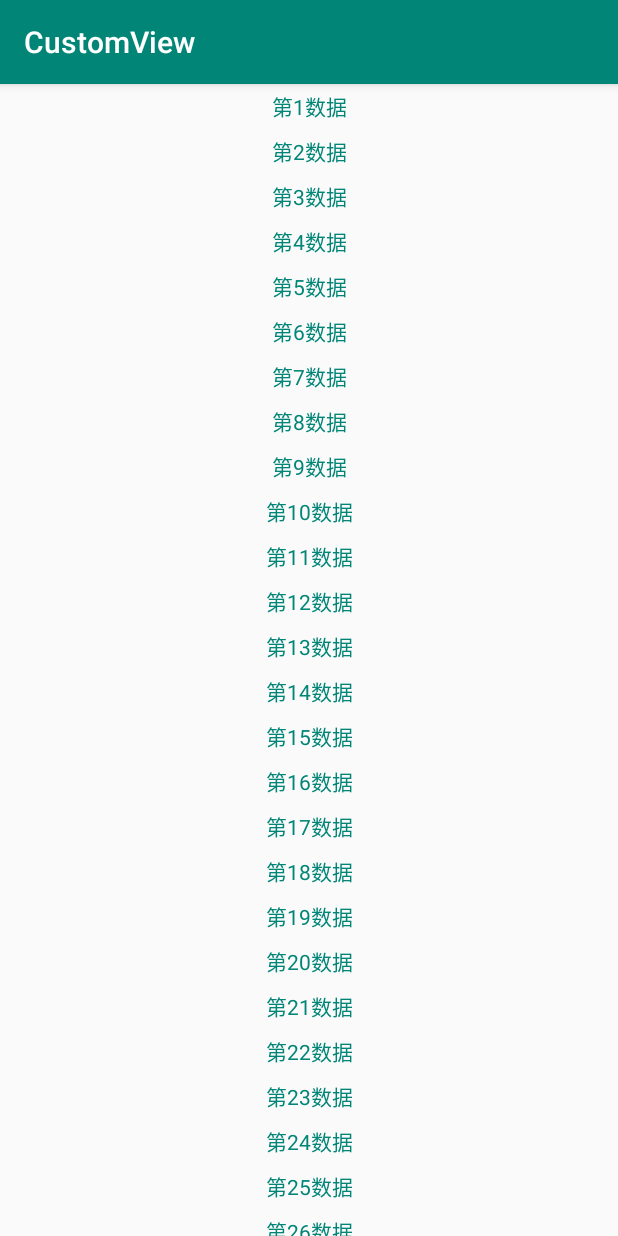
After one commit to lixiaodong0/CustomView, an Android app: the LayoutManagerDemoActivity screen opened directly, with no data from a screen before it, on a phone screen of 412 x 824 dp. The commit adds this screen. Run offline under Robolectric (Android 15) with nearby library versions, the phone set to English and light mode, and no system bars.

Commit message:
自定义LayoutManager

```diff
--- a/app/src/main/AndroidManifest.xml
+++ b/app/src/main/AndroidManifest.xml
@@ -10,6 +10,8 @@
         android:roundIcon="@mipmap/ic_launcher_round"
         android:supportsRtl="true"
         android:theme="@style/AppTheme">
+        <activity android:name=".recyclerview.layoutmanager.LayoutManagerDemoActivity">
+        </activity>
         <activity android:name=".recyclerview.decoration.logistics.LogisticsDecorationActivity">
         </activity>
         <activity android:name=".recyclerview.decoration.base.BaseDecorationActivity">
--- a/app/src/main/java/com/lixd/costom/view/recyclerview/RecyclerViewDemoActivity.java
+++ b/app/src/main/java/com/lixd/costom/view/recyclerview/RecyclerViewDemoActivity.java
@@ -7,6 +7,7 @@ import android.view.View;
 
 import com.lixd.costom.view.R;
 import com.lixd.costom.view.recyclerview.decoration.ItemDecorationDemoActivity;
+import com.lixd.costom.view.recyclerview.layoutmanager.LayoutManagerDemoActivity;
 
 public class RecyclerViewDemoActivity extends AppCompatActivity {
 
@@ -19,4 +20,8 @@ public class RecyclerViewDemoActivity extends AppCompatActivity {
     public void onItemDecorationActivity(View v) {
         startActivity(new Intent(this, ItemDecorationDemoActivity.class));
     }
+
+    public void onItemLayoutManagerActivity(View v) {
+        startActivity(new Intent(this, LayoutManagerDemoActivity.class));
+    }
 }
--- a/app/src/main/java/com/lixd/costom/view/recyclerview/decoration/base/TestAdapter.java
+++ b/app/src/main/java/com/lixd/costom/view/recyclerview/adapter/TestAdapter.java
@@ -1,4 +1,4 @@
-package com.lixd.costom.view.recyclerview.decoration.base;
+package com.lixd.costom.view.recyclerview.adapter;
 
 import android.content.Context;
 import android.support.annotation.NonNull;
--- a/app/src/main/java/com/lixd/costom/view/recyclerview/decoration/base/BaseDecorationActivity.java
+++ b/app/src/main/java/com/lixd/costom/view/recyclerview/decoration/base/BaseDecorationActivity.java
@@ -6,6 +6,7 @@ import android.support.v7.widget.LinearLayoutManager;
 import android.support.v7.widget.RecyclerView;
 
 import com.lixd.costom.view.R;
+import com.lixd.costom.view.recyclerview.adapter.TestAdapter;
 
 import java.util.ArrayList;
 import java.util.List;
--- /dev/null
+++ b/app/src/main/java/com/lixd/costom/view/recyclerview/layoutmanager/CustomLayoutManager.java
@@ -0,0 +1,64 @@
+package com.lixd.costom.view.recyclerview.layoutmanager;
+
+import android.support.v7.widget.RecyclerView;
+import android.util.Log;
+import android.view.View;
+
+public class CustomLayoutManager extends RecyclerView.LayoutManager {
+
+    @Override
+    public void onLayoutChildren(RecyclerView.Recycler recycler, RecyclerView.State state) {
+        int itemCount = getItemCount();
+        int top = 0;
+        for (int i = 0; i < itemCount; i++) {
+            View child = recycler.getViewForPosition(i);
+            addView(child);
+            measureChildWithMargins(child, 0, 0);
+            int measuredWidth = getDecoratedMeasuredWidth(child);
+            int measuredHeight = getDecoratedMeasuredHeight(child);
+            layoutDecorated(child, 0, top, measuredWidth, top + measuredHeight);
+            top += measuredHeight;
+        }
+        //Math.max(top, getVerticalSpace()); 子控件总高度 跟 RecyclerView的高度相比较 取最大值
+        totalHeight = Math.max(top, getVerticalSpace());
+    }
+
+    private int getVerticalSpace() {
+        return getHeight() - getPaddingBottom() - getPaddingTop();
+    }
+
+    @Override
+    public boolean canScrollVertically() {
+        return true;
+    }
+
+    private int totalScrollHeight;
+
+    private int totalHeight;
+
+    /**
+     * dy>0 手指向上滚动 界面所有内容需要上移
+     * dy<0 手指向下滚动 界面所有内容需要下移
+     */
+    @Override
+    public int scrollVerticallyBy(int dy, RecyclerView.Recycler recycler, RecyclerView.State state) {
+        int scrollOffset = dy;
+        if (totalScrollHeight + scrollOffset < 0) {
+            //滑动到顶部 需要越界处理
+            scrollOffset = -totalScrollHeight;
+        } else if (totalScrollHeight + scrollOffset > totalHeight - getVerticalSpace()) {
+            //滑动到底部 需要越界处理
+            scrollOffset = totalHeight - getVerticalSpace() - totalScrollHeight;
+        }
+        totalScrollHeight += scrollOffset;
+        //offsetChildrenVertical() 用于滚动所有的子View一段距离
+        offsetChildrenVertical(-scrollOffset);
+        //保存滚动的总高度
+        return dy;
+    }
+
+    @Override
+    public RecyclerView.LayoutParams generateDefaultLayoutParams() {
+        return new RecyclerView.LayoutParams(RecyclerView.LayoutParams.WRAP_CONTENT, RecyclerView.LayoutParams.WRAP_CONTENT);
+    }
+}
--- /dev/null
+++ b/app/src/main/java/com/lixd/costom/view/recyclerview/layoutmanager/LayoutManagerDemoActivity.java
@@ -0,0 +1,28 @@
+package com.lixd.costom.view.recyclerview.layoutmanager;
+
+import android.os.Bundle;
+import android.support.v7.app.AppCompatActivity;
+import android.support.v7.widget.RecyclerView;
+
+import com.lixd.costom.view.R;
+import com.lixd.costom.view.recyclerview.adapter.TestAdapter;
+
+import java.util.ArrayList;
+import java.util.List;
+
+public class LayoutManagerDemoActivity extends AppCompatActivity {
+
+    @Override
+    protected void onCreate(Bundle savedInstanceState) {
+        super.onCreate(savedInstanceState);
+        setContentView(R.layout.activity_layout_manager_demo);
+
+        List<String> list = new ArrayList<>();
+        for (int i = 0; i < 150; i++) {
+            list.add("第" + (i + 1) + "数据");
+        }
+        RecyclerView rcDemo = findViewById(R.id.rv_demo);
+        rcDemo.setLayoutManager(new CustomLayoutManager());
+        rcDemo.setAdapter(new TestAdapter(this, list));
+    }
+}
--- /dev/null
+++ b/app/src/main/res/layout/activity_layout_manager_demo.xml
@@ -0,0 +1,17 @@
+<?xml version="1.0" encoding="utf-8"?>
+<LinearLayout
+    xmlns:android="http://schemas.android.com/apk/res/android"
+    xmlns:app="http://schemas.android.com/apk/res-auto"
+    xmlns:tools="http://schemas.android.com/tools"
+    android:layout_width="match_parent"
+    android:layout_height="match_parent"
+    android:orientation="vertical"
+    tools:context=".recyclerview.layoutmanager.LayoutManagerDemoActivity">
+
+
+    <android.support.v7.widget.RecyclerView
+        android:id="@+id/rv_demo"
+        android:layout_width="match_parent"
+        android:layout_height="match_parent"/>
+
+</LinearLayout>
--- a/app/src/main/res/layout/item_test_list.xml
+++ b/app/src/main/res/layout/item_test_list.xml
@@ -4,7 +4,5 @@
     android:layout_width="match_parent"
     android:layout_height="30dp"
     android:gravity="center"
-    android:text=""
-    android:background="@color/colorPrimary"
-    android:textColor="#FFF">
+    android:textColor="@color/colorPrimary">
 </TextView>
```
Also changed, not shown: app/src/main/res/layout/activity_recycler_view_demo.xml (+10 -0 lines).
